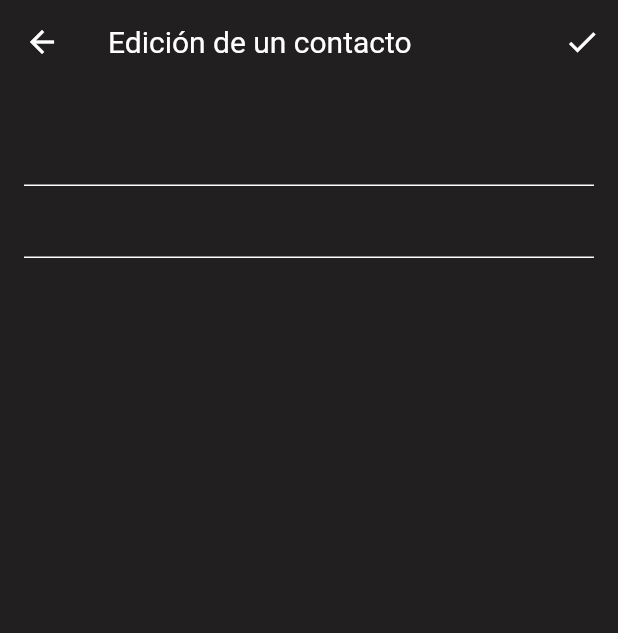
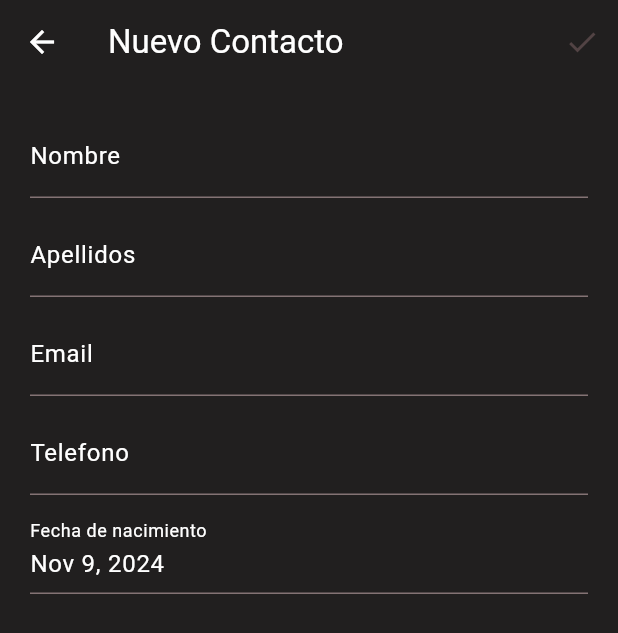
Before and after one commit to joseaej/Agenda, a Flutter app: the screen it shows after launch, after a tap on the "add" icon, on a phone screen of 412 x 824 dp. Shown: the top 633 px of the screen. Run offline on Flutter 3.47's test engine with Material 3 defaults, Android fonts, the phone set to English and light mode, and no system bars; our stand-ins replace font_awesome_flutter.

Commit message:
Create button and edit button

```diff
--- a/analysis_options.yaml
+++ b/analysis_options.yaml
@@ -7,6 +7,9 @@
 
 # The following line activates a set of recommended lints for Flutter apps,
 # packages, and plugins designed to encourage good coding practices.
+analyzer:
+  errors:
+    must_be_immutable: ignore
 include: package:flutter_lints/flutter.yaml
 
 linter:
--- /dev/null
+++ b/lib/datas/functions.dart
@@ -0,0 +1,53 @@
+import 'package:agenda/models/agenda_data.dart';
+import 'package:agenda/models/contactdata.dart';
+import 'package:agenda/pages/contactFormPage.dart';
+import 'package:flutter/material.dart';
+import 'package:agenda/datas/messages.dart';
+import 'package:provider/provider.dart';
+// String? validarEmail(String? value) {
+//   String? error;
+//   if (value != null) {
+//     if (value.isNotEmpty &&
+//         value.contains(RegExpMatch.(
+//             r'^(([^<>()[\]\\.,;:\s@"]+(\.[^<>()[\]\\.,;:\s@"]+)*)|.(".+"))@((\[[0-9]{1,3}\.[0-9]{1,3}\.[0-9]{1,3}\.[0-9]{1,3}\])|(([a-zA-Z\-0-9]+\.)+[a-zA-Z]{2,}))$'))) {}
+//   }
+// }
+
+void onCreateContact(BuildContext context) async {
+  Contact contacto = Contact(
+      id: 0,
+      birthdate: null,
+      creation: null,
+      email: null,
+      name: null,
+      phone: null,
+      surname: null);
+  await Navigator.of(context)
+      .push(MaterialPageRoute(
+          builder: (context) => ContactFormPage(contacto: contacto)))
+      .then(
+    (value) {
+      if (value != null) {
+        contacto.creation = DateTime.now();
+        agenda.anadir(contacto);
+      }
+    },
+  );
+}
+
+void onEditContact(BuildContext context, Contact contact) async {
+  Contact newContact = contact.copyWith();
+  await Navigator.of(context)
+      .push(MaterialPageRoute(
+    builder: (context) => ContactFormPage(contacto: newContact),
+  ))
+      .then(
+    (value) {
+      if (value != null) {
+        contact.copyValuesFrom(newContact);
+        contact.modification = DateTime.now();
+        Provider.of<AgendaData>(context, listen: false).notificar();
+      }
+    },
+  );
+}
--- a/lib/datas/messages.dart
+++ b/lib/datas/messages.dart
@@ -1,5 +1,7 @@
 import 'package:agenda/models/agenda_data.dart';
 import 'package:agenda/models/contactdata.dart';
+
+//var agenda = AgendaData();
 
 var agenda = AgendaData(contacts: [
   Contact(
--- a/lib/main.dart
+++ b/lib/main.dart
@@ -1,4 +1,6 @@
 import 'package:agenda/datas/messages.dart';
+import 'package:agenda/models/contactdata.dart';
+import 'package:agenda/pages/contactFormPage.dart';
 import 'package:agenda/pages/contactsPage.dart';
 import 'package:flutter/material.dart';
 import 'package:provider/provider.dart';
@@ -12,8 +14,10 @@ class MyApp extends StatelessWidget {
 
   @override
   Widget build(BuildContext context) {
-    return ChangeNotifierProvider(
-        create: (context) => agenda,
+    return MultiProvider(
+        providers: [
+          ChangeNotifierProvider.value(value: agenda),
+        ],
         child: MaterialApp(
           debugShowCheckedModeBanner: false,
           title: 'Agenda',
@@ -22,6 +26,7 @@ class MyApp extends StatelessWidget {
                 seedColor: const Color.fromARGB(235, 33, 31, 31)),
             useMaterial3: true,
           ),
-            home: const ContactPage()));
+          home: ContactPage(),
+        ));
   }
 }
--- a/lib/models/contactdata.dart
+++ b/lib/models/contactdata.dart
@@ -12,6 +12,19 @@ class Contact extends ChangeNotifier{
   bool isFavorite;
   List<String> labels;
 
+    Contact.vacio({
+    required this.id,
+    this.name,
+    this.surname,
+    this.email,
+    this.phone,
+    this.birthdate,
+    DateTime? creation,
+    DateTime? modification,
+    this.isFavorite = false,
+    this.labels = const [],
+  })  : creation = creation ?? DateTime.now(),
+        modification = modification ?? DateTime.now();
   Contact({
     required this.id,
     this.name,
--- /dev/null
+++ b/lib/pages/contactFormPage.dart
@@ -0,0 +1,213 @@
+// ignore_for_file: prefer_const_constructors
+
+import 'package:agenda/models/contactdata.dart';
+import 'package:agenda/pages/contactsPage.dart';
+import 'package:flutter/material.dart';
+import 'package:intl/intl.dart';
+import 'package:provider/provider.dart';
+
+class ContactFormPage extends StatefulWidget {
+  Contact contacto;
+  ContactFormPage({super.key, required this.contacto});
+
+  @override
+  State<ContactFormPage> createState() => _ContactFormPageState();
+}
+
+class _ContactFormPageState extends State<ContactFormPage> {
+  final GlobalKey<FormState> _formKey = GlobalKey<FormState>();
+  late TextEditingController tecEmail;
+  late TextEditingController tecNombre;
+  late TextEditingController tecApellido;
+  late TextEditingController tecTelefono;
+  late TextEditingController tecFecha;
+  @override
+  initState() {
+    tecEmail = TextEditingController(text: widget.contacto.email);
+    tecNombre = TextEditingController(text: widget.contacto.name);
+    tecApellido = TextEditingController(text: widget.contacto.surname);
+    tecFecha = TextEditingController(
+        text: DateFormat("MMM d, y").format((widget.contacto.birthdate != null)
+            ? widget.contacto.birthdate!
+            : DateTime.now()));
+    tecTelefono = TextEditingController(text: widget.contacto.phone);
+    super.initState();
+  }
+
+  @override
+  Widget build(BuildContext context) {
+    ThemeData theme = Theme.of(context);
+    TextTheme txtTheme = theme.textTheme;
+    return SafeArea(
+      child: Scaffold(
+        backgroundColor: Color.fromARGB(255, 33, 31, 31),
+        appBar: _appbar,
+        body: Form(
+            key: _formKey,
+            child: ListView(
+              padding: EdgeInsets.all(20.0),
+              children: [
+                Padding(
+                  padding: EdgeInsets.only(bottom: 10.0),
+                  child: TextFormField(
+                    controller: tecNombre,
+                    style: TextStyle(color: Colors.white),
+                    decoration: InputDecoration(
+                      labelText: "Nombre",
+                      labelStyle: TextStyle(color: Colors.white),
+                      helperStyle: TextStyle(color: Colors.white),
+                      hintStyle: TextStyle(color: Colors.white),
+                      hintText: "Nombre",
+                    ),
+                  ),
+                ),
+                Padding(
+                  padding: EdgeInsets.only(bottom: 10.0),
+                  child: TextFormField(
+                    controller: tecApellido,
+                    style: TextStyle(color: Colors.white),
+                    decoration: InputDecoration(
+                        labelText: "Apellidos",
+                        labelStyle: TextStyle(color: Colors.white),
+                        helperStyle: TextStyle(color: Colors.white),
+                        hintStyle: TextStyle(color: Colors.white),
+                        hintText: "Apellidos",
+                        errorStyle: TextStyle(color: Colors.red)),
+                  ),
+                ),
+                Padding(
+                  padding: EdgeInsets.only(bottom: 10.0),
+                  child: TextFormField(
+                    controller: tecEmail,
+                    style: TextStyle(color: Colors.white),
+                    decoration: InputDecoration(
+                      labelText: "Email",
+                      labelStyle: TextStyle(color: Colors.white),
+                      helperStyle: TextStyle(color: Colors.white),
+                      hintStyle: TextStyle(color: Colors.white),
+                      hintText: "Email",
+                    ),
+                  ),
+                ),
+                Padding(
+                  padding: EdgeInsets.only(bottom: 10.0),
+                  child: TextFormField(
+                    controller: tecTelefono,
+                    style: TextStyle(color: Colors.white),
+                    decoration: InputDecoration(
+                      labelText: "Telefono",
+                      labelStyle: TextStyle(color: Colors.white),
+                      helperStyle: TextStyle(color: Colors.white),
+                      hintStyle: TextStyle(color: Colors.white),
+                      hintText: "Telefono",
+                    ),
+                  ),
+                ),
+                Padding(
+                  padding: EdgeInsets.only(bottom: 10.0),
+                  child: TextFormField(
+                    onTap: onDatePress,
+                    readOnly: true,
+                    controller: tecFecha,
+                    style: TextStyle(color: Colors.white),
+                    decoration: InputDecoration(
+                      labelText: "Fecha de nacimiento",
+                      labelStyle: TextStyle(color: Colors.white),
+                      helperStyle: TextStyle(color: Colors.white),
+                      hintStyle: TextStyle(color: Colors.white),
+                      hintText: "Fecha de nacimiento",
+                    ),
+                  ),
+                ),
+              ],
+            )),
+      ),
+    );
+  }
+
+  AppBar get _appbar => AppBar(
+        backgroundColor: Color.fromARGB(255, 33, 31, 31),
+        leading: IconButton(
+            onPressed: onBackPresed,
+            icon: Icon(
+              Icons.arrow_back,
+              color: Colors.white,
+            )),
+        title: Text(
+          (widget.contacto.id == 0) ? "Nuevo Contacto" : "Edición de contacto",
+          style: TextStyle(color: Colors.white),
+        ),
+        actions: [
+          IconButton(onPressed: onCheckPressed, icon: Icon(Icons.check))
+        ],
+      );
+  void onBackPresed() {
+    Navigator.of(context).pop();
+  }
+
+  bool? onCheckPressed() {
+    bool validacion = validate();
+    if (validacion) {
+      Navigator.pop(context, true);
+      return true;
+    } else {
+      return false;
+    }
+  }
+
+  bool validate() {
+    bool condicion = true;
+    setState(() {
+      if (tecEmail.value.text.contains(RegExp(r'^(.+)@(\S+)$'))) {
+        widget.contacto.email = tecEmail.value.text;
+      } else {
+        tecEmail.text = "Correo incorrecto";
+        condicion = false;
+      }
+
+      if (tecNombre.value.text.contains(RegExp(r'^[A-Z][a-z]+$'))) {
+        widget.contacto.name = tecNombre.value.text;
+      } else {
+        tecNombre.text = "Nombre invalido";
+        condicion = false;
+      }
+
+      if (tecApellido.value.text.contains(RegExp(r'^[A-Z][a-z]+$'))) {
+        widget.contacto.surname = tecApellido.value.text;
+      } else {
+        tecApellido.text = "Apellido invalido";
+        condicion = false;
+      }
+
+      if (tecTelefono.value.text.contains(RegExp(r'^[679][0-9]{8}$'))) {
+        widget.contacto.phone = tecTelefono.value.text;
+      } else {
+        tecTelefono.text = "Telefono invalido";
+        condicion = false;
+      }
+    });
+    return condicion;
+  }
+
+  void onDatePress() async {
+    DateTime? date = await showDatePicker(
+      context: context,
+      firstDate: DateTime(1940),
+      lastDate: DateTime.now(),
+    );
+
+    if (date != null) {
+      tecFecha.text = DateFormat("MMM d, y").format(date);
+    } else {
+      tecFecha.text = DateFormat("MMM d,y").format(widget.contacto.birthdate!);
+    }
+  }
+}
+
+class ResultadoProvider extends ChangeNotifier {
+  bool? resultado;
+  void setResultado(bool value) {
+    resultado = value;
+    notifyListeners();
+  }
+}
--- a/lib/pages/contactsPage.dart
+++ b/lib/pages/contactsPage.dart
@@ -1,9 +1,10 @@
 // ignore_for_file: prefer_const_constructors
 
+import 'package:agenda/datas/functions.dart';
 import 'package:agenda/models/agenda_data.dart';
 import 'package:agenda/models/contactdata.dart';
 import 'package:agenda/pages/contactDetailsPage.dart';
-import 'package:agenda/pages/editPage.dart';
+import 'package:agenda/pages/contactFormPage.dart';
 import 'package:flutter/material.dart';
 import 'package:provider/provider.dart';
 import 'package:font_awesome_flutter/font_awesome_flutter.dart';
@@ -55,16 +56,13 @@ class _ContactPageState extends State<ContactPage> {
           ),
           floatingActionButton: FloatingActionButton(
               onPressed: () {
-              Navigator.of(context).push(
-                MaterialPageRoute(builder: (context) => EditPage()),
-              );
+                onCreateContact(context);
               },
               backgroundColor: Color.fromARGB(255, 132, 97, 192),
               child: Icon(
                 Icons.add,
                 color: Colors.white,
-            ),
-          ),
+              )),
           floatingActionButtonLocation:
               FloatingActionButtonLocation.centerDocked,
         ),
@@ -179,9 +177,7 @@ class _ContactPageState extends State<ContactPage> {
               builder: (context) => ContactDetailsPage(contact: contacto),
             ));
           } else if (result == 2) {
-            Navigator.of(context).push(MaterialPageRoute(
-              builder: (context) => EditPage(),
-            ));
+            onEditContact(context, contacto);
           } else if (result == 3) {
             prov.eliminar(contacto);
           }
--- a/lib/pages/editPage.dart
+++ /dev/null
@@ -1,82 +0,0 @@
-// ignore_for_file: prefer_const_constructors, prefer_const_literals_to_create_immutables
-
-import 'package:agenda/models/contactdata.dart';
-import 'package:agenda/pages/contactDetailsPage.dart';
-import 'package:flutter/material.dart';
-
-class EditPage extends StatefulWidget {
-  const EditPage({super.key});
-
-  @override
-  State<EditPage> createState() => _EditPageState();
-}
-
-class _EditPageState extends State<EditPage> {
-  Contact contact = Contact(id: 1);
-  @override
-  Widget build(BuildContext context) {
-    return SafeArea(
-      child: Scaffold(
-        backgroundColor: const Color.fromARGB(255, 33, 31, 31),
-        appBar: _appBar,
-        body: _body,
-      ),
-    );
-  }
-
-  Widget get _body => Padding(
-      padding: EdgeInsets.only(
-        bottom: MediaQuery.of(context).viewInsets.bottom + 20,
-        left: 16,
-        right: 16,
-        top: 20,
-      ),
-      child: Column(
-        mainAxisSize: MainAxisSize.min,
-        children: [
-          TextFormField(
-            decoration: InputDecoration(
-              hintStyle: TextStyle(color: Colors.white),
-              labelStyle: TextStyle(color: Colors.white),
-              enabledBorder: UnderlineInputBorder(
-                borderSide: BorderSide(color: Colors.white),
-              ),
-            ),
-            style: TextStyle(color: Colors.white),
-          ),
-          TextFormField(
-            decoration: InputDecoration(
-              hintStyle: TextStyle(color: Colors.white),
-              labelStyle: TextStyle(color: Colors.white),
-              enabledBorder: UnderlineInputBorder(
-                borderSide: BorderSide(color: Colors.white),
-              ),
-            ),
-            style: TextStyle(color: Colors.white),
-          ),
-        ],
-      ));
-  AppBar get _appBar => AppBar(
-        backgroundColor: const Color.fromARGB(235, 33, 31, 31),
-        iconTheme: IconThemeData(color: Colors.white),
-        title: Text(
-          "Edición de un contacto",
-          style: TextStyle(color: Colors.white, fontSize: 20),
-        ),
-        leading: IconButton(
-            onPressed: () => onBackIcon(), icon: Icon(Icons.arrow_back)),
-        actions: [
-          IconButton(onPressed: onEditIcon, icon: const Icon(Icons.check)),
-        ],
-      );
-
-  void onBackIcon() {
-    Navigator.of(context).push(MaterialPageRoute(
-      builder: (context) => ContactDetailsPage(
-        contact: contact,
-      ),
-    ));
-  }
-
-  void onEditIcon() {}
-}
```
Also changed, not shown: lib/models/agenda_data.dart (+9 -0 lines), lib/pages/contactDetailsPage.dart (+3 -4 lines). Lines whose indentation alone changed are shown as unchanged.
